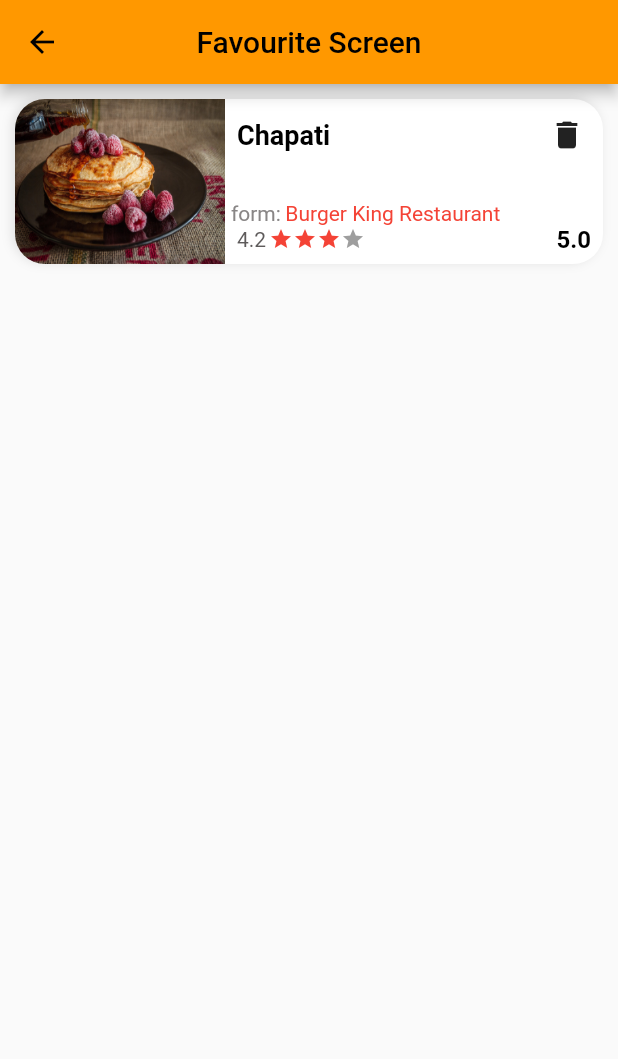
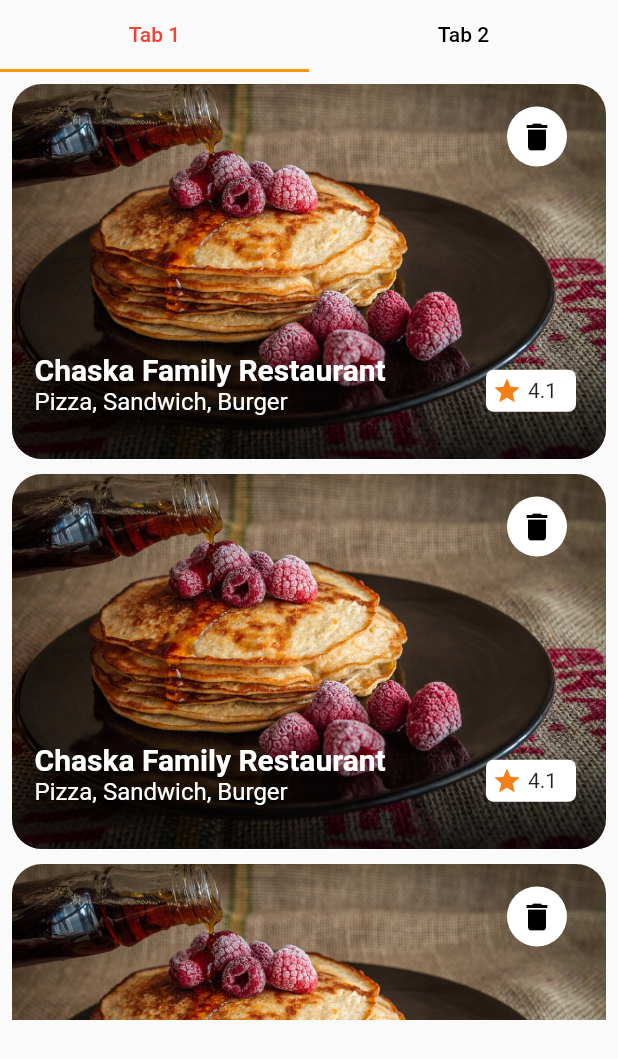
Before and after one commit to CSAURABH/Food-Ordering-App-Flutter, a Flutter app: the SearchScreen widget shown alone on an empty page, opened directly, on a phone screen of 412 x 824 dp. Shown: the top 1059 px of the screen. Run offline on Flutter 3.47's test engine with Material 2 defaults, Android fonts, the phone set to English and light mode, and no system bars; our stand-ins replace carousel_pro, cloud_firestore, fancy_bottom_navigation, firebase_auth, firebase_core, fluttertoast; accounts and stored records are empty; network calls fail.

Commit message:
tabbar creation complete

```diff
--- a/lib/screens/favourite_screen.dart
+++ b/lib/screens/favourite_screen.dart
@@ -1,23 +1,81 @@
 import 'package:flutter/material.dart';
-import 'package:my_food_ordering_app/widgets/favourite_screen_products.dart';
+import 'package:my_food_ordering_app/widgets/favourite_dishes.dart';
+import 'package:my_food_ordering_app/widgets/favourite_restaurants.dart';
 
 class SearchScreen extends StatelessWidget {
   const SearchScreen({Key? key}) : super(key: key);
 
   @override
   Widget build(BuildContext context) {
-    return Scaffold(
-      appBar: AppBar(
-        centerTitle: true,
-        title: const Text("Favourite Screen"),
-      ),
-      body: SingleChildScrollView(
+    return SafeArea(
+      child: Container(
         child: Column(
-          children: const [
-            FavouriteScreenProducts(),
+          children: [
+            DefaultTabController(
+              length: 2,
+              child: Column(
+                children: const [
+                  TabBar(
+                    labelColor: Colors.red,
+                    unselectedLabelColor: Colors.black,
+                    tabs: [
+                      Tab(text: 'Tab 1'),
+                      Tab(text: 'Tab 2'),
+                    ],
+                  ),
+                  SizedBox(
+                    height: 640,
+                    child: TabBarView(
+                      children: [
+                        Padding(
+                          padding: EdgeInsets.all(8.0),
+                          child: FavouriteRestaurants(),
+                        ),
+                        Padding(
+                          padding: EdgeInsets.all(5.0),
+                          child: FavouriteDishes(),
+                        ),
+                      ],
+                    ),
+                  )
+                ],
+              ),
+            ),
           ],
         ),
       ),
     );
   }
 }
+
+
+// SafeArea(
+//           child: DefaultTabController(
+//             length: 2,
+//             child: TabBar(
+//               indicatorColor: Colors.orange,
+//               unselectedLabelColor: Colors.black,
+//               labelColor: Colors.red,
+//               tabs: [
+//                 Tab(
+//                   child: Text(
+//                     "Restaurants",
+//                     style: TextStyle(
+//                       fontSize: 20,
+//                       fontWeight: FontWeight.bold,
+//                     ),
+//                   ),
+//                 ),
+//                 Tab(
+//                   child: Text(
+//                     "Dishes",
+//                     style: TextStyle(
+//                       fontSize: 20,
+//                       fontWeight: FontWeight.bold,
+//                     ),
+//                   ),
+//                 ),
+//               ],
+//             ),
+//           ),
+//         ),
--- /dev/null
+++ b/lib/widgets/favourite_restaurants.dart
@@ -0,0 +1,139 @@
+import 'package:flutter/material.dart';
+import 'package:my_food_ordering_app/helpers/styles.dart';
+import 'package:my_food_ordering_app/widgets/small_floating_button.dart';
+
+class FavouriteRestaurants extends StatelessWidget {
+  const FavouriteRestaurants({Key? key}) : super(key: key);
+
+  @override
+  Widget build(BuildContext context) {
+    return Scaffold(
+      body: ListView.builder(
+        itemCount: 3,
+        itemBuilder: (context, index) {
+          return Container(
+            margin: const EdgeInsets.only(bottom: 10),
+            child: Stack(
+              children: [
+                ClipRRect(
+                  borderRadius: BorderRadius.circular(20),
+                  child: Image.asset(
+                    "assets/images/food.jpg",
+                    fit: BoxFit.cover,
+                    height: 250,
+                    width: 400,
+                  ),
+                ),
+                Row(
+                  children: [
+                    const SizedBox(
+                      height: 60,
+                      width: 330,
+                    ),
+                    Padding(
+                      padding: const EdgeInsets.only(right: 25.0, top: 10),
+                      child: Container(
+                        height: 40,
+                        width: 40,
+                        decoration: BoxDecoration(
+                            color: Colors.white,
+                            borderRadius: BorderRadius.circular(20)),
+                        child: IconButton(
+                          onPressed: () {},
+                          icon: const Icon(
+                            Icons.delete,
+                            color: Colors.black,
+                          ),
+                        ),
+                      ),
+                    ),
+                  ],
+                ),
+                Positioned.fill(
+                  child: Align(
+                    alignment: Alignment.bottomCenter,
+                    child: Container(
+                      height: 100,
+                      decoration: BoxDecoration(
+                        borderRadius: const BorderRadius.only(
+                          bottomLeft: Radius.circular(20),
+                          bottomRight: Radius.circular(20),
+                        ),
+                        gradient: LinearGradient(
+                          begin: Alignment.bottomCenter,
+                          end: Alignment.topCenter,
+                          colors: [
+                            Colors.black.withOpacity(0.8),
+                            Colors.black.withOpacity(0.7),
+                            Colors.black.withOpacity(0.6),
+                            Colors.black.withOpacity(0.4),
+                            Colors.black.withOpacity(0.1),
+                            Colors.black.withOpacity(0.05),
+                            Colors.black.withOpacity(0.025),
+                          ],
+                        ),
+                      ),
+                    ),
+                  ),
+                ),
+                Positioned.fill(
+                  child: Align(
+                    alignment: Alignment.bottomCenter,
+                    child: Row(
+                      mainAxisAlignment: MainAxisAlignment.spaceBetween,
+                      children: <Widget>[
+                        Padding(
+                          padding: const EdgeInsets.only(left: 15, bottom: 10),
+                          child: RichText(
+                            text: const TextSpan(
+                              children: [
+                                TextSpan(
+                                  text: "Chaska Family Restaurant\n",
+                                  style: TextStyle(
+                                      fontSize: 20,
+                                      fontWeight: FontWeight.bold),
+                                ),
+                                TextSpan(
+                                  text: "Pizza, Sandwich, Burger\n",
+                                  style: TextStyle(fontSize: 16),
+                                ),
+                              ],
+                              style: TextStyle(color: white),
+                            ),
+                          ),
+                        ),
+                        Padding(
+                          padding: const EdgeInsets.only(bottom: 20, right: 20),
+                          child: Container(
+                            width: 60,
+                            decoration: BoxDecoration(
+                              color: white,
+                              borderRadius: BorderRadius.circular(5),
+                            ),
+                            child: Row(
+                              children: <Widget>[
+                                Padding(
+                                  padding: const EdgeInsets.all(4.0),
+                                  child: Icon(
+                                    Icons.star,
+                                    color: Colors.yellow[900],
+                                    size: 20,
+                                  ),
+                                ),
+                                const Text("4.1"),
+                              ],
+                            ),
+                          ),
+                        )
+                      ],
+                    ),
+                  ),
+                ),
+              ],
+            ),
+          );
+        },
+      ),
+    );
+  }
+}
```
Also changed, not shown: lib/widgets/favourite_dishes.dart (added, +175 -0 lines), lib/screens/home_screen.dart (renamed from lib/screens/home_page.dart).
